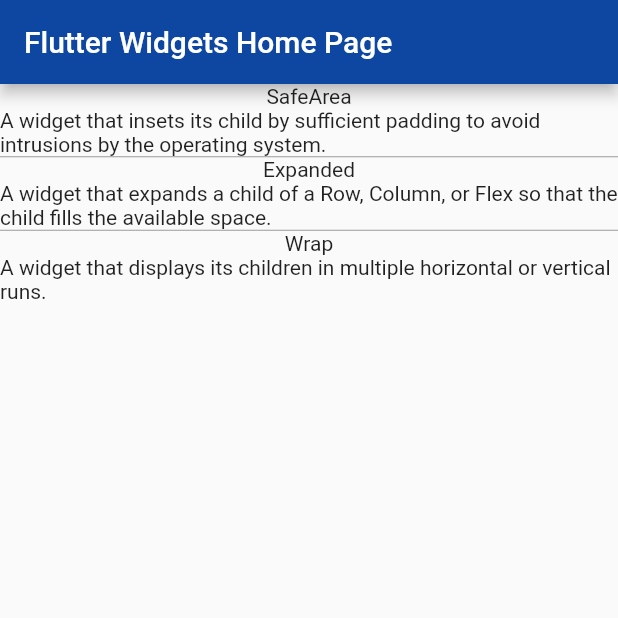
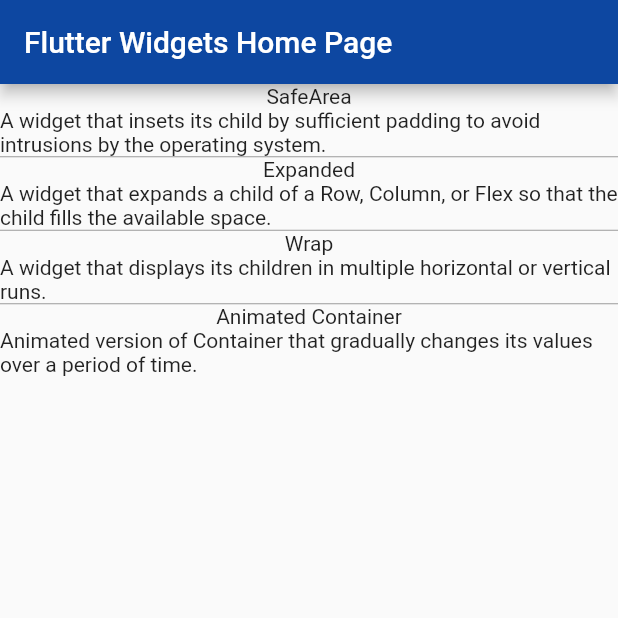
Before and after one commit to plusema86/flutter_widgets_examples, a Flutter app: the screen it shows after launch, on a phone screen of 412 x 824 dp, the top half of it. Run offline on Flutter 3.47's test engine with Material 2 defaults, Android fonts, the phone set to English and light mode, and no system bars; our stand-ins replace auto_size_text.

Commit message:
* Animated Container

```diff
--- a/lib/utils/constants.dart
+++ b/lib/utils/constants.dart
@@ -1,3 +1,4 @@
 const SAFE_AREA_DESCRIPTION = "A widget that insets its child by sufficient padding to avoid intrusions by the operating system.";
 const EXPANDED_DESCRIPTION = "A widget that expands a child of a Row, Column, or Flex so that the child fills the available space.";
 const WRAP_DESCRIPTION = "A widget that displays its children in multiple horizontal or vertical runs.";
+const ANIMATED_CONTAINER_DESCRIPTION = "Animated version of Container that gradually changes its values over a period of time.";
--- a/lib/utils/router.dart
+++ b/lib/utils/router.dart
@@ -1,5 +1,6 @@
 import 'package:flutter/cupertino.dart';
 import 'package:flutter/material.dart';
+import 'package:flutter_widgets_examples/animated_container_widget/animated_container_page.dart';
 import 'package:flutter_widgets_examples/expanded_widget/expanded_page.dart';
 import 'package:flutter_widgets_examples/home_page.dart';
 import 'package:flutter_widgets_examples/safearea_widget/safearea_page.dart';
@@ -16,6 +17,8 @@
       return MaterialPageRoute(builder: (context) => ExpandedPage());
     case WRAP_ROUTE:
       return MaterialPageRoute(builder: (context) => WrapPage());
+    case ANIMATED_CONTAINER_ROUTE:
+      return MaterialPageRoute(builder: (context) => AnimatedContainerPage());
     default:
       return MaterialPageRoute(builder: (context) => HomePage());
   }
--- a/lib/utils/routing_constants.dart
+++ b/lib/utils/routing_constants.dart
@@ -2,3 +2,4 @@
 const String SAFE_AREA_ROUTE = 'safe_area';
 const String EXPANDED_ROUTE = 'expanded';
 const String WRAP_ROUTE = 'wrap';
+const String ANIMATED_CONTAINER_ROUTE = 'animated_container';
--- a/lib/utils/routing_utils.dart
+++ b/lib/utils/routing_utils.dart
@@ -11,5 +11,6 @@
     RoutingModel("SafeArea", SAFE_AREA_ROUTE, SAFE_AREA_DESCRIPTION),
     RoutingModel("Expanded", EXPANDED_ROUTE, EXPANDED_DESCRIPTION),
     RoutingModel("Wrap", WRAP_ROUTE, WRAP_DESCRIPTION),
+    RoutingModel("Animated Container", ANIMATED_CONTAINER_ROUTE, ANIMATED_CONTAINER_DESCRIPTION),
   ];
 }
```
Also changed, not shown: lib/animated_container_widget/animated_container_page.dart (added, +42 -0 lines), 1 other file.
